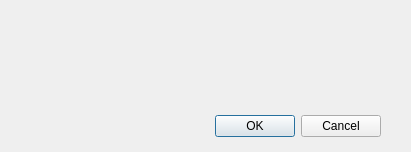
Old version of the form XRAY_gui/XRAY_gui/dialog.ui in the repository pascalbienz/xray.
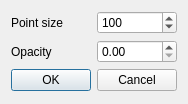
New version of the form.

The edit to the form file:
```diff
--- a/XRAY_gui/XRAY_gui/dialog.ui
+++ b/XRAY_gui/XRAY_gui/dialog.ui
@@ -6,22 +6,54 @@
    <rect>
     <x>0</x>
     <y>0</y>
-    <width>411</width>
-    <height>152</height>
+    <width>186</width>
+    <height>104</height>
    </rect>
   </property>
   <property name="windowTitle">
    <string>Dialog</string>
   </property>
+  <property name="sizeGripEnabled">
+   <bool>false</bool>
+  </property>
+  <layout class="QVBoxLayout" name="verticalLayout">
+   <item>
+    <layout class="QHBoxLayout" name="horizontalLayout">
+     <item>
+      <widget class="QLabel" name="label_2">
+       <property name="text">
+        <string>Point size</string>
+       </property>
+      </widget>
+     </item>
+     <item>
+      <widget class="QSpinBox" name="prethresholdspinBox">
+       <property name="maximum">
+        <number>255</number>
+       </property>
+       <property name="value">
+        <number>100</number>
+       </property>
+      </widget>
+     </item>
+    </layout>
+   </item>
+   <item>
+    <layout class="QHBoxLayout" name="horizontalLayout_2">
+     <item>
+      <widget class="QLabel" name="label_3">
+       <property name="text">
+        <string>Opacity</string>
+       </property>
+      </widget>
+     </item>
+     <item>
+      <widget class="QDoubleSpinBox" name="doubleSpinBox"/>
+     </item>
+    </layout>
+   </item>
+   <item>
   <widget class="QDialogButtonBox" name="buttonBox">
-   <property name="geometry">
-    <rect>
-     <x>40</x>
-     <y>110</y>
-     <width>341</width>
-     <height>32</height>
-    </rect>
-   </property>
    <property name="orientation">
     <enum>Qt::Horizontal</enum>
    </property>
@@ -29,6 +61,8 @@
     <set>QDialogButtonBox::Cancel|QDialogButtonBox::Ok</set>
    </property>
   </widget>
+   </item>
+  </layout>
  </widget>
  <resources/>
  <connections>
```
Left out of the diff: 8 changed lines with no effect on the pictures. Lines whose indentation alone changed are shown as unchanged.
